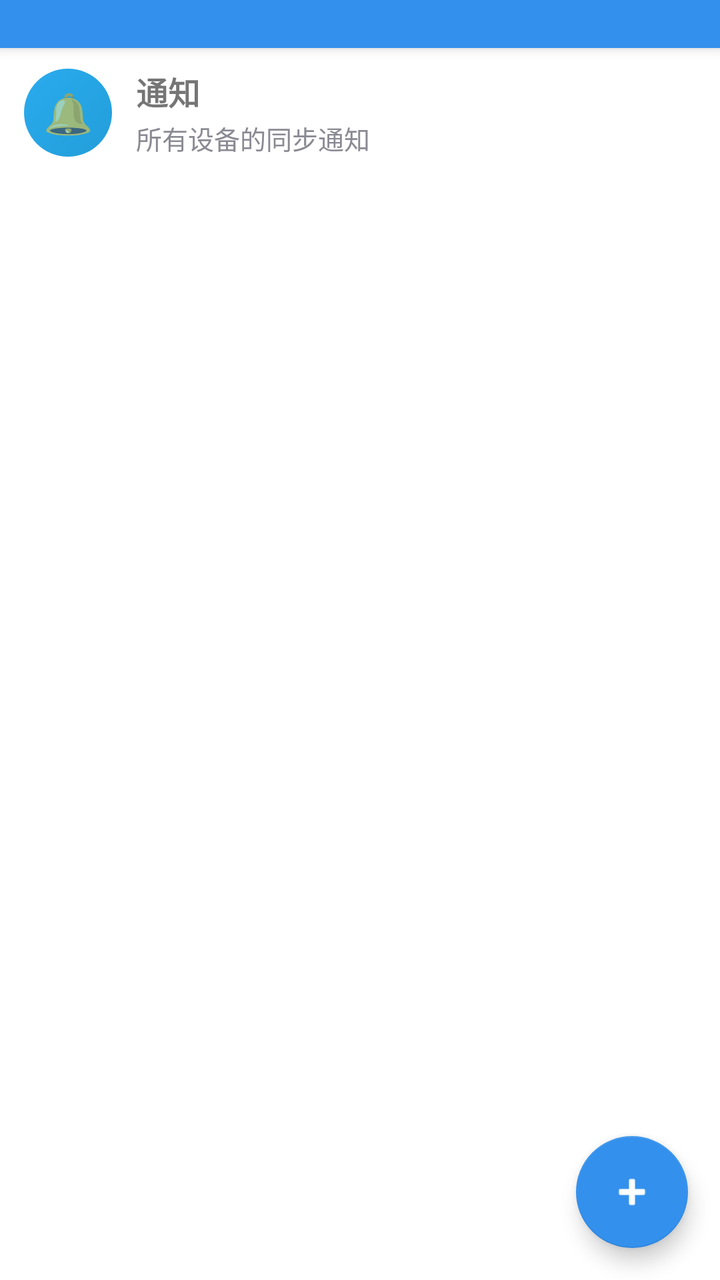
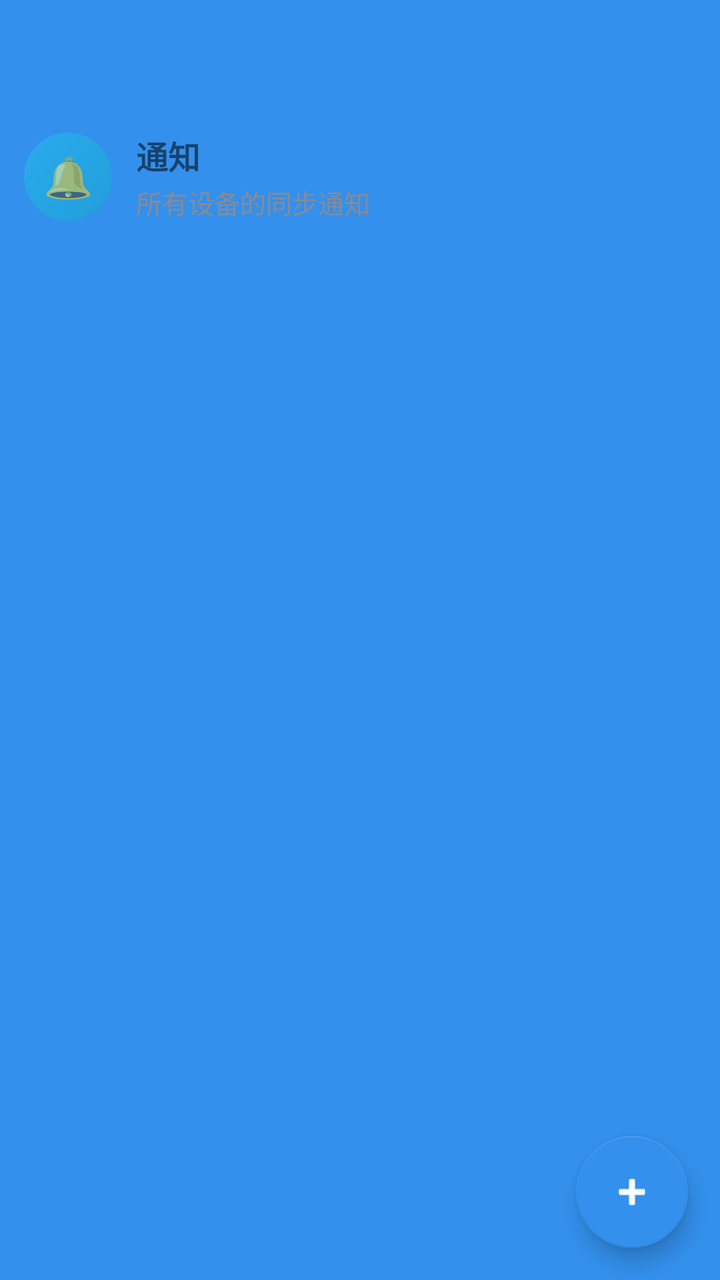

Screens rendered from an Android XML layout before and after an edit, with the pre-edit source and the edit as a unified diff.
<!-- AndroidManifest.xml: application theme Theme.NotifySync -->
<!-- res/layout/fragment_topic.xml -->
<?xml version="1.0" encoding="utf-8"?>
<LinearLayout xmlns:android="http://schemas.android.com/apk/res/android"
    xmlns:app="http://schemas.android.com/apk/res-auto"
    android:layout_width="match_parent"
    android:layout_height="match_parent"
    android:orientation="vertical">

    
    <LinearLayout
        android:id="@+id/topBar"
        android:layout_width="match_parent"
        android:layout_height="wrap_content"
        android:orientation="horizontal"
        android:background="@color/brand_primary"
        android:elevation="4dp"
        android:padding="12dp"
        android:gravity="center_vertical">

        
        <TextView
            android:id="@+id/tvTitleList"
            android:layout_width="0dp"
            android:layout_height="wrap_content"
            android:layout_weight="1"
            android:text=""
            android:visibility="gone"
            android:gravity="center"
            android:textSize="18sp"
            android:textStyle="bold"
            android:textColor="@color/on_primary" />

        
        <ImageButton
            android:id="@+id/btnSettings"
            android:layout_width="44dp"
            android:layout_height="44dp"
            android:background="?attr/selectableItemBackgroundBorderless"
            android:contentDescription="设置"
            android:padding="10dp"
            android:scaleType="centerInside"
            android:src="@drawable/ic_settings"
            android:visibility="gone" />

        
        <TextView
            android:id="@+id/tvChatTitle"
            android:layout_width="0dp"
            android:layout_height="wrap_content"
            android:layout_weight="1"
            android:layout_gravity="center"
            android:gravity="center"
            android:text=""
            android:textSize="18sp"
            android:textStyle="bold"
            android:textColor="@color/on_primary"
            android:visibility="gone" />

        <com.google.android.material.button.MaterialButton
            android:id="@+id/btnPending"
            android:layout_width="wrap_content"
            android:layout_height="wrap_content"
            android:text="待审批"
            android:textColor="@color/on_primary"
            android:visibility="gone"
            style="@style/Widget.MaterialComponents.Button.TextButton" />

    </LinearLayout>

    
    <LinearLayout
        android:id="@+id/dualPane"
        android:layout_width="match_parent"
        android:layout_height="0dp"
        android:layout_weight="1"
        android:orientation="horizontal">

        
        <LinearLayout
            android:id="@+id/listLayout"
            android:layout_width="0dp"
            android:layout_height="match_parent"
            android:layout_weight="1"
            android:orientation="vertical">

        
        <LinearLayout
            android:id="@+id/rowNotifications"
            android:layout_width="match_parent"
            android:layout_height="wrap_content"
            android:orientation="horizontal"
            android:gravity="center_vertical"
            android:paddingStart="12dp"
            android:paddingEnd="12dp"
            android:paddingTop="10dp"
            android:paddingBottom="10dp"
            android:background="?attr/selectableItemBackground">

            <TextView
                android:layout_width="44dp"
                android:layout_height="44dp"
                android:gravity="center"
                android:text="🔔"
                android:textSize="20sp"
                android:background="@drawable/bg_circle_avatar" />

            <LinearLayout
                android:layout_width="0dp"
                android:layout_height="wrap_content"
                android:layout_weight="1"
                android:layout_marginStart="12dp"
                android:orientation="vertical">

                <TextView
                    android:layout_width="wrap_content"
                    android:layout_height="wrap_content"
                    android:text="通知"
                    android:textSize="16sp"
                    android:textStyle="bold" />

                <TextView
                    android:layout_width="match_parent"
                    android:layout_height="wrap_content"
                    android:layout_marginTop="2dp"
                    android:text="所有设备的同步通知"
                    android:textSize="13sp"
                    android:textColor="@color/on_surface_variant"
                    android:maxLines="1"
                    android:ellipsize="end" />
            </LinearLayout>
        </LinearLayout>

        
        <LinearLayout
            android:id="@+id/rowNewRequests"
            android:layout_width="match_parent"
            android:layout_height="wrap_content"
            android:orientation="horizontal"
            android:gravity="center_vertical"
            android:paddingStart="12dp"
            android:paddingEnd="12dp"
            android:paddingTop="10dp"
            android:paddingBottom="10dp"
            android:background="?attr/selectableItemBackground"
            android:visibility="gone">

            <ImageView
                android:layout_width="44dp"
                android:layout_height="44dp"
                android:padding="10dp"
                android:scaleType="fitCenter"
                android:src="@drawable/ic_person_add"
                android:background="@drawable/bg_circle_avatar"
                android:contentDescription="新的申请" />

            <LinearLayout
                android:layout_width="0dp"
                android:layout_height="wrap_content"
                android:layout_weight="1"
                android:layout_marginStart="12dp"
                android:orientation="vertical">

                <TextView
                    android:layout_width="wrap_content"
                    android:layout_height="wrap_content"
                    android:text="新的申请"
                    android:textSize="16sp"
                    android:textStyle="bold" />

                <TextView
                    android:id="@+id/tvReqPreview"
                    android:layout_width="match_parent"
                    android:layout_height="wrap_content"
                    android:layout_marginTop="2dp"
                    android:textSize="13sp"
                    android:textColor="@color/on_surface_variant"
                    android:maxLines="1"
                    android:ellipsize="end" />
            </LinearLayout>

            <TextView
                android:id="@+id/tvReqBadge"
                android:layout_width="20dp"
                android:layout_height="20dp"
                android:layout_marginStart="8dp"
                android:gravity="center"
                android:textSize="11sp"
                android:textColor="@android:color/white"
                android:background="@drawable/bg_pending_badge" />
        </LinearLayout>

        <FrameLayout
            android:layout_width="match_parent"
            android:layout_height="0dp"
            android:layout_weight="1">

            <androidx.recyclerview.widget.RecyclerView
                android:id="@+id/rvTopics"
                android:layout_width="match_parent"
                android:layout_height="match_parent"
                android:clipToPadding="false"
                android:paddingBottom="8dp" />

            <TextView
                android:id="@+id/tvEmptyTopics"
                android:layout_width="match_parent"
                android:layout_height="wrap_content"
                android:text="还没有话题\n到「好友」页点「+」发现或新建话题"
                android:gravity="center"
                android:padding="48dp"
                android:textColor="@color/on_surface_variant"
                android:textSize="16sp"
                android:visibility="gone" />

            
            <com.google.android.material.floatingactionbutton.FloatingActionButton
                android:id="@+id/fabAddTopic"
                android:layout_width="wrap_content"
                android:layout_height="wrap_content"
                android:layout_gravity="end|bottom"
                android:layout_margin="16dp"
                android:contentDescription="新建话题"
                android:src="@android:drawable/ic_input_add"
                app:backgroundTint="@color/brand_primary"
                app:tint="@color/white"
                app:elevation="6dp" />
        </FrameLayout>
    </LinearLayout>

    
    <LinearLayout
        android:id="@+id/chatLayout"
        android:layout_width="0dp"
        android:layout_height="match_parent"
        android:layout_weight="1"
        android:orientation="vertical"
        android:visibility="gone">

        
        <LinearLayout
            android:id="@+id/selectionBar"
            android:layout_width="match_parent"
            android:layout_height="wrap_content"
            android:orientation="horizontal"
            android:padding="4dp"
            android:gravity="center_vertical|end"
            android:visibility="gone">

            <ImageButton
                android:id="@+id/btnSelectAll"
                android:layout_width="44dp"
                android:layout_height="44dp"
                android:layout_marginStart="4dp"
                android:background="?attr/selectableItemBackgroundBorderless"
                android:contentDescription="全选"
                android:padding="10dp"
                android:scaleType="centerInside"
                android:src="@drawable/ic_select_all" />

            <ImageButton
                android:id="@+id/btnDeleteSel"
                android:layout_width="44dp"
                android:layout_height="44dp"
                android:layout_marginStart="4dp"
                android:layout_marginEnd="4dp"
                android:background="?attr/selectableItemBackgroundBorderless"
                android:contentDescription="删除"
                android:padding="10dp"
                android:scaleType="centerInside"
                android:src="@drawable/ic_delete" />
        </LinearLayout>

        
        <FrameLayout
            android:layout_width="match_parent"
            android:layout_height="0dp"
            android:layout_weight="1">

            <androidx.swiperefreshlayout.widget.SwipeRefreshLayout
                android:id="@+id/swipeRefresh"
                android:layout_width="match_parent"
                android:layout_height="match_parent">

                <androidx.recyclerview.widget.RecyclerView
                    android:id="@+id/recyclerView"
                    android:layout_width="match_parent"
                    android:layout_height="match_parent"
                    android:background="@drawable/bg_chat"
                    android:clipToPadding="false"
                    android:paddingBottom="8dp" />
            </androidx.swiperefreshlayout.widget.SwipeRefreshLayout>

            <TextView
                android:id="@+id/tvEmptyChat"
                android:layout_width="match_parent"
                android:layout_height="match_parent"
                android:text="暂无消息\n发送一条消息开始聊天"
                android:gravity="center"
                android:padding="48dp"
                android:textColor="@color/on_surface_variant"
                android:textSize="16sp"
                android:visibility="gone" />
        </FrameLayout>

        
        <LinearLayout
            android:id="@+id/inputBar"
            android:layout_width="match_parent"
            android:layout_height="wrap_content"
            android:orientation="horizontal"
            android:background="@color/surface"
            android:elevation="6dp"
            android:paddingStart="6dp"
            android:paddingEnd="6dp"
            android:paddingTop="8dp"
            android:paddingBottom="8dp"
            android:gravity="center_vertical">

            <ImageButton
                android:id="@+id/btnVoiceToggle"
                android:layout_width="40dp"
                android:layout_height="40dp"
                android:layout_gravity="center_vertical"
                android:background="?attr/selectableItemBackgroundBorderless"
                android:scaleType="centerInside"
                android:src="@drawable/ic_mic"
                android:contentDescription="语音/键盘切换" />

            <FrameLayout
                android:layout_width="0dp"
                android:layout_height="40dp"
                android:layout_gravity="center_vertical"
                android:layout_weight="1"
                android:layout_marginStart="6dp"
                android:layout_marginEnd="6dp">

                <EditText
                    android:id="@+id/etInput"
                    android:layout_width="match_parent"
                    android:layout_height="match_parent"
                    android:background="@drawable/bg_input"
                    android:paddingStart="12dp"
                    android:paddingEnd="12dp"
                    android:hint="说点什么..."
                    android:textSize="15sp"
                    android:maxLines="4"
                    android:inputType="textMultiLine"
                    android:imeOptions="actionSend" />

                <Button
                    android:id="@+id/btnHoldTalk"
                    android:layout_width="match_parent"
                    android:layout_height="match_parent"
                    android:background="@drawable/bg_input"
                    android:text="按住 说话"
                    android:textSize="15sp"
                    android:textColor="?android:attr/textColorPrimary"
                    android:visibility="gone" />
            </FrameLayout>

            <ImageButton
                android:id="@+id/btnEmoji"
                android:layout_width="40dp"
                android:layout_height="40dp"
                android:layout_gravity="center_vertical"
                android:background="?attr/selectableItemBackgroundBorderless"
                android:scaleType="centerInside"
                android:src="@drawable/ic_emoji"
                android:contentDescription="表情" />

            <ImageButton
                android:id="@+id/btnPlus"
                android:layout_width="40dp"
                android:layout_height="40dp"
                android:layout_gravity="center_vertical"
                android:layout_marginStart="2dp"
                android:background="?attr/selectableItemBackgroundBorderless"
                android:scaleType="centerInside"
                android:src="@drawable/ic_attachment"
                android:contentDescription="附件" />

            <Button
                android:id="@+id/btnSend"
                android:layout_width="wrap_content"
                android:layout_height="36dp"
                android:layout_gravity="center_vertical"
                android:layout_marginStart="4dp"
                android:backgroundTint="@color/brand_primary"
                android:text="发送"
                android:textColor="?attr/colorOnPrimary"
                android:textSize="14sp"
                android:visibility="gone" />
        </LinearLayout>

        
        <FrameLayout
            android:id="@+id/panelContainer"
            android:layout_width="match_parent"
            android:layout_height="220dp"
            android:background="@color/surface_variant"
            android:visibility="gone">

            <GridView
                android:id="@+id/emojiGrid"
                android:layout_width="match_parent"
                android:layout_height="match_parent"
                android:numColumns="7"
                android:verticalSpacing="10dp"
                android:horizontalSpacing="6dp"
                android:padding="12dp"
                android:gravity="center"
                android:stretchMode="columnWidth"
                android:visibility="visible" />

        </FrameLayout>
    </LinearLayout>

    </LinearLayout>

    <ProgressBar
        android:id="@+id/progressBar"
        android:layout_width="wrap_content"
        android:layout_height="wrap_content"
        android:layout_gravity="center"
        android:visibility="gone" />

</LinearLayout>
<!-- resources referenced by this layout -->
<resources>
  <color name="brand_primary">#3390EC</color>
  <color name="on_primary">#FFFFFF</color>
  <color name="on_surface_variant">#8A8A93</color>
  <color name="surface">#FFFFFF</color>
  <color name="surface_variant">#EFF2F5</color>
  <color name="white">#FFFFFFFF</color>
  <!-- drawable bg_chat (drawable) -->
  <?xml version="1.0" encoding="utf-8"?>
  <layer-list xmlns:android="http://schemas.android.com/apk/res/android">
      <item>
          <shape>
              <solid android:color="@color/chat_bg" />
          </shape>
      </item>
      <item>
          <bitmap
              android:src="@drawable/bg_chat_pattern"
              android:tileMode="repeat" />
      </item>
  </layer-list>
  <!-- drawable bg_circle_avatar (drawable) -->
  <?xml version="1.0" encoding="utf-8"?>
  <shape xmlns:android="http://schemas.android.com/apk/res/android"
      android:shape="oval">
      <gradient
          android:angle="315"
          android:startColor="@color/brand_gradient_start"
          android:endColor="@color/brand_gradient_end" />
  </shape>
  <!-- drawable bg_input (drawable) -->
  <?xml version="1.0" encoding="utf-8"?>
  <shape xmlns:android="http://schemas.android.com/apk/res/android">
      <solid android:color="@color/bg_input_fill" />
      <corners android:radius="20dp" />
      <stroke android:color="@color/bg_input_stroke" android:width="1dp" />
  </shape>
  <!-- drawable bg_pending_badge (drawable) -->
  <?xml version="1.0" encoding="utf-8"?>
  <shape xmlns:android="http://schemas.android.com/apk/res/android"
      android:shape="oval">
      <solid android:color="@color/danger" />
  </shape>
  <!-- drawable ic_attachment (drawable) -->
  <vector xmlns:android="http://schemas.android.com/apk/res/android"
      android:width="24dp" android:height="24dp"
      android:viewportWidth="24" android:viewportHeight="24">
      <path android:fillColor="@color/icon_tint"
          android:pathData="M16.5 6.5v11c0 2.21-1.79 4-4 4s-4-1.79-4-4V5c0-1.38 1.12-2.5 2.5-2.5s2.5 1.12 2.5 2.5v10.5c0 .83-.67 1.5-1.5 1.5s-1.5-.67-1.5-1.5V6.5H9v9c0 1.93 1.57 3.5 3.5 3.5s3.5-1.57 3.5-3.5V5c0-2.48-2.02-4.5-4.5-4.5S6.5 2.52 6.5 5v12.5c0 3.31 2.69 6 6 6s6-2.69 6-6V6.5h-2z"/>
  </vector>
  <!-- drawable ic_delete (drawable) -->
  <vector xmlns:android="http://schemas.android.com/apk/res/android"
      android:width="24dp" android:height="24dp"
      android:viewportWidth="24" android:viewportHeight="24">
      <path android:fillColor="@color/danger"
          android:pathData="M6,19c0,1.1 0.9,2 2,2h8c1.1,0 2,-0.9 2,-2V7H6v12zM19,4h-3.5l-1,-1h-5l-1,1H5v2h14V4z"/>
  </vector>
  <!-- drawable ic_mic (drawable) -->
  <vector xmlns:android="http://schemas.android.com/apk/res/android"
      android:width="24dp" android:height="24dp"
      android:viewportWidth="24" android:viewportHeight="24">
      <path android:fillColor="@color/icon_tint"
          android:pathData="M12 13c1.66 0 3-1.34 3-3V4c0-1.66-1.34-3-3-3S9 2.34 9 4v6c0 1.66 1.34 3 3 3zm5.5-3c0 3.04-2.46 5.5-5.5 5.5S6.5 13.04 6.5 10h-2c0 3.87 2.93 7.06 6.7 7.46V21h1.6v-3.54c3.77-.4 6.7-3.59 6.7-7.46h-2z"/>
  </vector>
  <color name="chat_bg">#D6DDE4</color>
  <color name="brand_gradient_start">#2AABEE</color>
  <color name="brand_gradient_end">#229ED9</color>
  <color name="bg_input_fill">#FFFFFF</color>
  <color name="bg_input_stroke">#DCE1E6</color>
  <color name="danger">#E25555</color>
  <color name="icon_tint">#555555</color>
  <color name="brand_primary_dark">#2B7CD3</color>
  <color name="secondary">#3390EC</color>
  <color name="on_secondary">#FFFFFF</color>
  <color name="on_surface">#212121</color>
  <color name="error">#E25555</color>
  <color name="background">#FFFFFF</color>
  <!-- unchanged entries left out for length: 6 -->
</resources>

<!-- the commit's change to res/layout/fragment_topic.xml (unified diff, before → after) -->
@@ -3,17 +3,17 @@
     xmlns:app="http://schemas.android.com/apk/res-auto"
     android:layout_width="match_parent"
     android:layout_height="match_parent"
-    android:orientation="vertical">
+    android:orientation="vertical"
+    android:background="@color/brand_primary">
 
     
     <LinearLayout
         android:id="@+id/topBar"
         android:layout_width="match_parent"
         android:layout_height="wrap_content"
+        android:minHeight="?attr/actionBarSize"
         android:orientation="horizontal"
-        android:background="@color/brand_primary"
-        android:elevation="4dp"
-        android:padding="12dp"
+        android:background="@android:color/transparent"
         android:gravity="center_vertical">
 
         
@@ -22,12 +22,13 @@
             android:layout_width="0dp"
             android:layout_height="wrap_content"
             android:layout_weight="1"
-            android:text=""
+            android:layout_gravity="center_vertical"
+            android:text="消息"
             android:visibility="gone"
             android:gravity="center"
             android:textSize="18sp"
             android:textStyle="bold"
-            android:textColor="@color/on_primary" />
+            android:textColor="@color/on_wallpaper" />
 
         
         <ImageButton
@@ -47,12 +48,12 @@
             android:layout_width="0dp"
             android:layout_height="wrap_content"
             android:layout_weight="1"
-            android:layout_gravity="center"
+            android:layout_gravity="center_vertical"
             android:gravity="center"
             android:text=""
             android:textSize="18sp"
             android:textStyle="bold"
-            android:textColor="@color/on_primary"
+            android:textColor="@color/on_wallpaper"
             android:visibility="gone" />
 
         <com.google.android.material.button.MaterialButton
<!-- resource entries referenced after the edit -->
@@ -3,6 +3,7 @@
   <color name="brand_primary">#3390EC</color>
   <color name="on_primary">#FFFFFF</color>
   <color name="on_surface_variant">#8A8A93</color>
+  <color name="on_wallpaper">#1A1A1A</color>
   <color name="surface">#FFFFFF</color>
   <color name="surface_variant">#EFF2F5</color>
   <color name="white">#FFFFFFFF</color>
